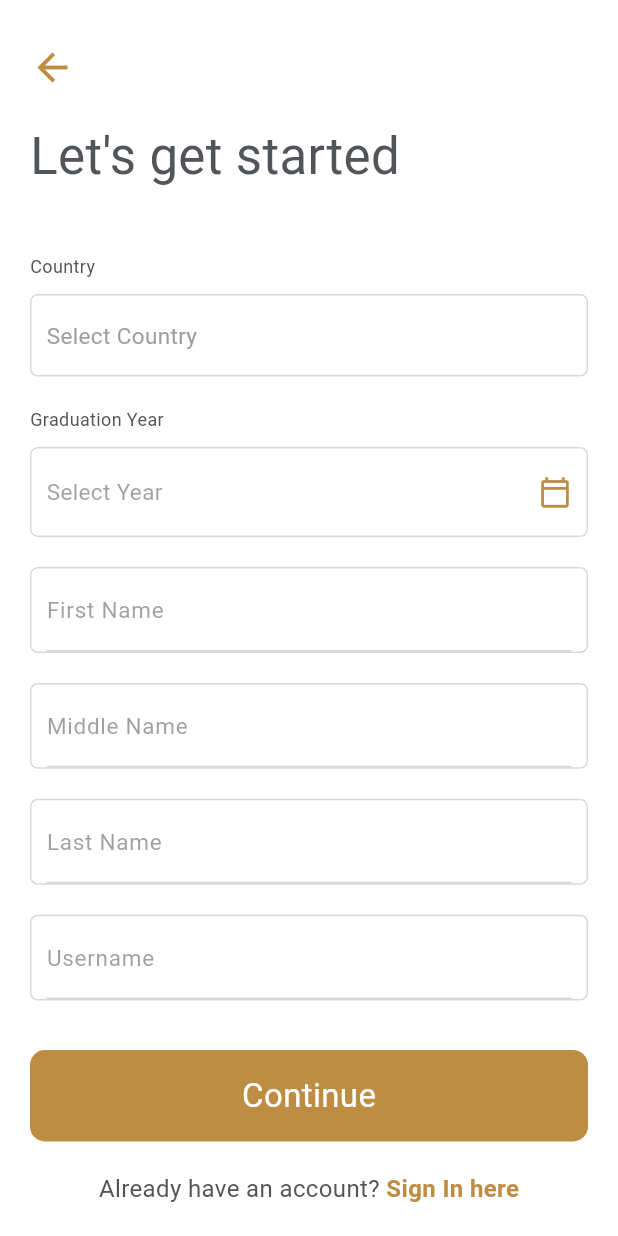
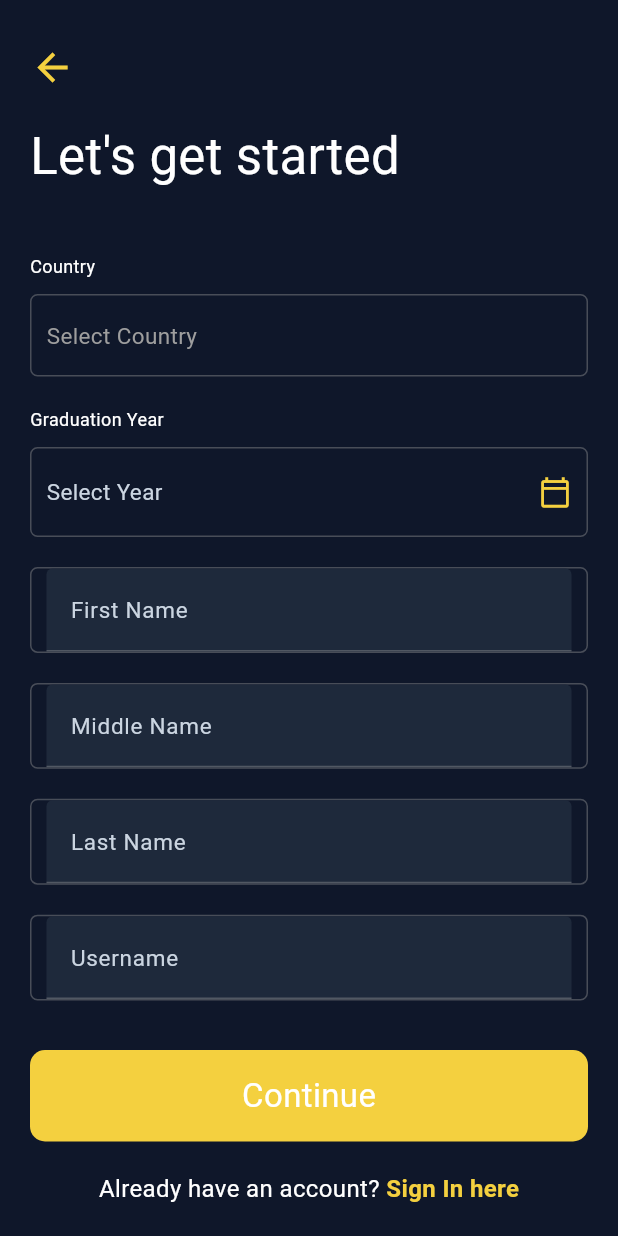
Before and after one commit to teamalfy-technical/odadeemobile-app, a Flutter app: the screen it shows after launch, after a tap on "Get Started", on a phone screen of 412 x 824 dp. Run offline on Flutter 3.47's test engine with Material 3 defaults, Android fonts, the phone set to English and light mode, and no system bars; our stand-ins replace country_picker, device_preview, firebase_core, firebase_messaging, flutter_html, image_cropper and 3 more; missing offline and left inert: radio_player; accounts and stored records are empty; network calls fail; Roboto replaces fonts that are missing (DMSans).

Commit message:
Update the application theme to a dark mode with custom color palettes
Apply a dark theme to the application by modifying colors and typography in theme.dart and updating color constants in constants.dart.

Replit-Commit-Author: Agent
Replit-Commit-Session-Id: c9289b3e-2bd5-457f-8726-1a7b4a280698
Replit-Commit-Checkpoint-Type: intermediate_checkpoint
Replit-Commit-Screenshot-Url: https://storage.googleapis.com/screenshot-production-us-central1/321d9a72-4ec2-430a-a887-b6fc5e4b6225/c9289b3e-2bd5-457f-8726-1a7b4a280698/e3CEahv

```diff
--- a/lib/components/theme.dart
+++ b/lib/components/theme.dart
@@ -4,30 +4,83 @@ import '../../constants.dart';
 
 ThemeData theme() {
   return ThemeData(
-    scaffoldBackgroundColor: Colors.white,
+    brightness: Brightness.dark,
+    scaffoldBackgroundColor: odaBackground,
     fontFamily: "DMSans",
     appBarTheme: appBarTheme(),
     textTheme: textTheme(),
     visualDensity: VisualDensity.adaptivePlatformDensity,
+    colorScheme: const ColorScheme.dark(
+      primary: odaPrimary,
+      secondary: odaSecondary,
+      surface: odaCardBackground,
+      background: odaBackground,
+      onPrimary: Colors.white,
+      onSecondary: odaBackground,
+      onSurface: bodyText1,
+      onBackground: bodyText1,
+    ),
+    cardTheme: CardTheme(
+      color: odaCardBackground,
+      elevation: 4,
+      shape: RoundedRectangleBorder(
+        borderRadius: BorderRadius.circular(12),
+      ),
+    ),
+    elevatedButtonTheme: ElevatedButtonThemeData(
+      style: ElevatedButton.styleFrom(
+        backgroundColor: odaPrimary,
+        foregroundColor: Colors.white,
+        elevation: 0,
+        padding: const EdgeInsets.symmetric(horizontal: 24, vertical: 14),
+        shape: RoundedRectangleBorder(
+          borderRadius: BorderRadius.circular(8),
+        ),
+      ),
+    ),
+    inputDecorationTheme: InputDecorationTheme(
+      filled: true,
+      fillColor: odaCardBackground,
+      border: OutlineInputBorder(
+        borderRadius: BorderRadius.circular(8),
+        borderSide: const BorderSide(color: odaBorder),
+      ),
+      enabledBorder: OutlineInputBorder(
+        borderRadius: BorderRadius.circular(8),
+        borderSide: const BorderSide(color: odaBorder),
+      ),
+      focusedBorder: OutlineInputBorder(
+        borderRadius: BorderRadius.circular(8),
+        borderSide: const BorderSide(color: odaPrimary, width: 2),
+      ),
+      labelStyle: const TextStyle(color: bodyText2),
+      hintStyle: const TextStyle(color: bodyText2),
+    ),
   );
 }
 
 TextTheme textTheme() {
   return const TextTheme(
-    bodySmall: TextStyle(color: bodyText1),
+    bodySmall: TextStyle(color: bodyText2),
     bodyMedium: TextStyle(color: bodyText1),
+    bodyLarge: TextStyle(color: bodyText1),
+    headlineSmall: TextStyle(color: bodyText1, fontWeight: FontWeight.bold),
+    headlineMedium: TextStyle(color: bodyText1, fontWeight: FontWeight.bold),
+    headlineLarge: TextStyle(color: bodyText1, fontWeight: FontWeight.bold),
   );
 }
 
 AppBarTheme appBarTheme() {
   return const AppBarTheme(
-    color: odaPrimary,
+    backgroundColor: odaBackground,
+    foregroundColor: bodyText1,
     elevation: 0,
-    /* brightness: Brightness.dark,
     iconTheme: IconThemeData(color: bodyText1),
-      textTheme: TextTheme(
-      headline6: TextStyle(color: bodyText1, fontSize: 12
-      )
-  )*/
+    titleTextStyle: TextStyle(
+      color: bodyText1,
+      fontSize: 18,
+      fontWeight: FontWeight.w600,
+      fontFamily: "DMSans",
+    ),
   );
 }
--- a/lib/constants.dart
+++ b/lib/constants.dart
@@ -4,12 +4,15 @@ import 'package:intl/intl.dart';
 import 'package:shared_preferences/shared_preferences.dart';
 import 'package:flutter/services.dart';
 
-const odaPrimary = Color(0xff0017D7);
-const odaSecondary = Color(0xffBD8D43);
-const odaBorder = Color(0xffE3EEF4);
-const odaLight = Color(0xffd0bcd5);
-const bodyText1 = Color(0xff515459);
-const bodyText2 = Color(0x8E515459);
+// Dark theme colors to match website
+const odaPrimary = Color(0xff2563eb); // Blue accent
+const odaSecondary = Color(0xfff4d03f); // Yellow accent
+const odaBackground = Color(0xff0f172a); // Dark navy background
+const odaCardBackground = Color(0xff1e293b); // Slightly lighter for cards
+const odaBorder = Color(0xff334155); // Subtle borders
+const odaLight = Color(0xff475569); // Light accents
+const bodyText1 = Color(0xffffffff); // White text for dark theme
+const bodyText2 = Color(0xffcbd5e1); // Light gray for secondary text
 
 
 const hostName = "http://api.odadee.net";
```
